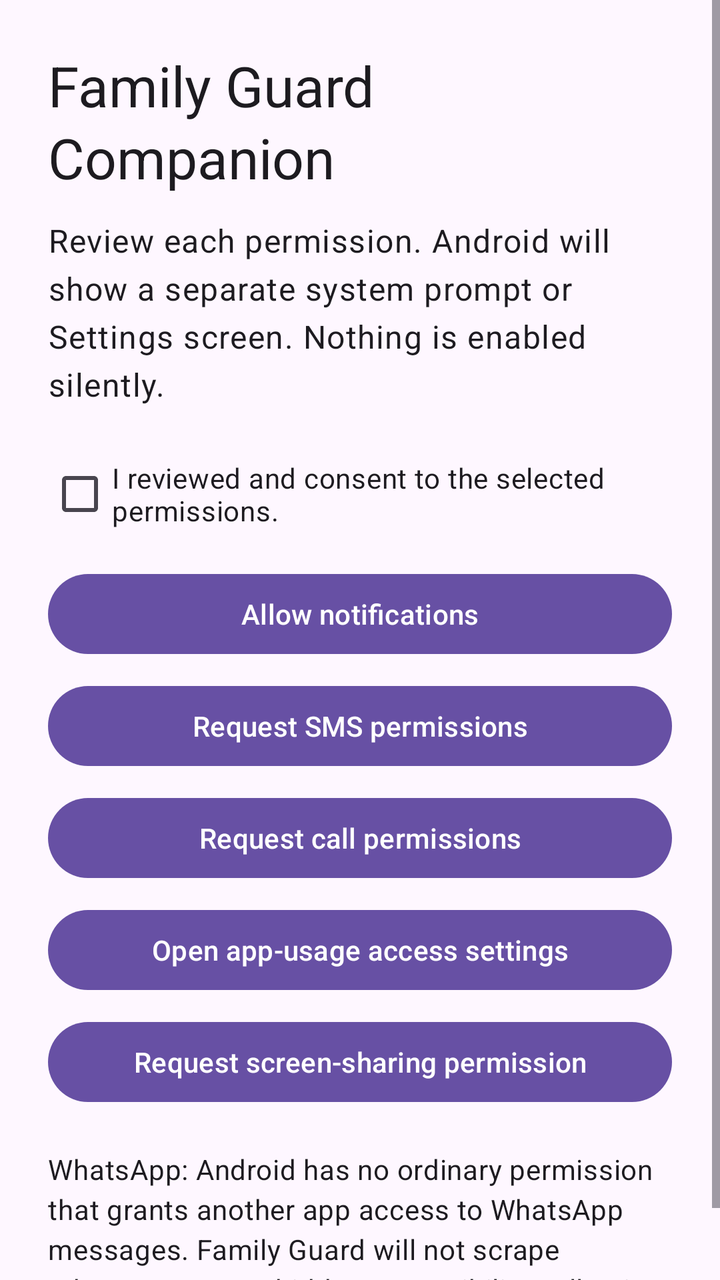
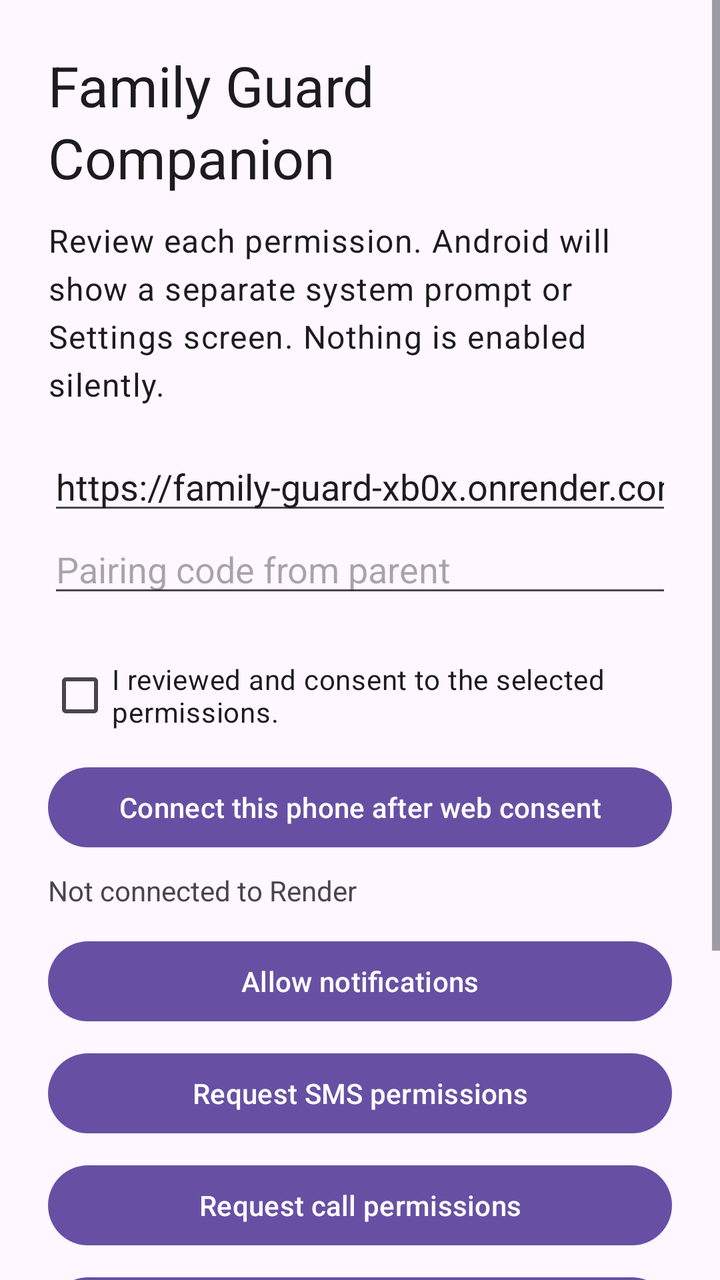

Before-and-after screenshots of an Android layout around one commit, followed by the original layout XML and the change that was made.
<!-- AndroidManifest.xml: application theme Theme.FamilyGuard -->
<!-- res/layout/activity_main.xml -->
<?xml version="1.0" encoding="utf-8"?>

<ScrollView xmlns:android="http://schemas.android.com/apk/res/android"
    android:layout_width="match_parent"
    android:layout_height="match_parent">
    <LinearLayout
        android:layout_width="match_parent"
        android:layout_height="wrap_content"
        android:orientation="vertical"
        android:padding="24dp">
        <TextView
            android:layout_width="match_parent"
            android:layout_height="wrap_content"
            android:text="Family Guard Companion"
            android:textAppearance="@style/TextAppearance.Material3.HeadlineMedium" />
        <TextView
            android:id="@+id/disclosure"
            android:layout_width="match_parent"
            android:layout_height="wrap_content"
            android:layout_marginTop="12dp"
            android:text="Review each permission. Android will show a separate system prompt or Settings screen. Nothing is enabled silently."
            android:textAppearance="@style/TextAppearance.Material3.BodyLarge" />
        <CheckBox android:id="@+id/consent" android:layout_width="match_parent" android:layout_height="wrap_content" android:layout_marginTop="20dp" android:text="I reviewed and consent to the selected permissions." />
        <Button android:id="@+id/notifications" android:layout_width="match_parent" android:layout_height="wrap_content" android:layout_marginTop="12dp" android:text="Allow notifications" />
        <Button android:id="@+id/sms" android:layout_width="match_parent" android:layout_height="wrap_content" android:layout_marginTop="8dp" android:text="Request SMS permissions" />
        <Button android:id="@+id/calls" android:layout_width="match_parent" android:layout_height="wrap_content" android:layout_marginTop="8dp" android:text="Request call permissions" />
        <Button android:id="@+id/usage" android:layout_width="match_parent" android:layout_height="wrap_content" android:layout_marginTop="8dp" android:text="Open app-usage access settings" />
        <Button android:id="@+id/screen" android:layout_width="match_parent" android:layout_height="wrap_content" android:layout_marginTop="8dp" android:text="Request screen-sharing permission" />
        <TextView
            android:layout_width="match_parent"
            android:layout_height="wrap_content"
            android:layout_marginTop="20dp"
            android:text="WhatsApp: Android has no ordinary permission that grants another app access to WhatsApp messages. Family Guard will not scrape WhatsApp or use hidden accessibility collection."
            android:textAppearance="@style/TextAppearance.Material3.BodyMedium" />
    </LinearLayout>
</ScrollView>
<!-- resources referenced by this layout -->
<resources>
  <style name="Theme.FamilyGuard" parent="Theme.Material3.DayNight.NoActionBar" />
</resources>

<!-- the commit's change to res/layout/activity_main.xml (unified diff, before → after) -->
@@ -20,7 +20,24 @@
             android:layout_marginTop="12dp"
             android:text="Review each permission. Android will show a separate system prompt or Settings screen. Nothing is enabled silently."
             android:textAppearance="@style/TextAppearance.Material3.BodyLarge" />
+        <EditText
+            android:id="@+id/serverUrl"
+            android:layout_width="match_parent"
+            android:layout_height="wrap_content"
+            android:layout_marginTop="18dp"
+            android:hint="Render server URL"
+            android:inputType="textUri"
+            android:text="https://family-guard-xb0x.onrender.com" />
+        <EditText
+            android:id="@+id/pairingCode"
+            android:layout_width="match_parent"
+            android:layout_height="wrap_content"
+            android:hint="Pairing code from parent"
+            android:inputType="textCapCharacters"
+            android:autofillHints="oneTimeCode" />
         <CheckBox android:id="@+id/consent" android:layout_width="match_parent" android:layout_height="wrap_content" android:layout_marginTop="20dp" android:text="I reviewed and consent to the selected permissions." />
+        <Button android:id="@+id/enroll" android:layout_width="match_parent" android:layout_height="wrap_content" android:layout_marginTop="8dp" android:text="Connect this phone after web consent" />
+        <TextView android:id="@+id/connectionStatus" android:layout_width="match_parent" android:layout_height="wrap_content" android:layout_marginTop="8dp" android:text="Not connected to Render" />
         <Button android:id="@+id/notifications" android:layout_width="match_parent" android:layout_height="wrap_content" android:layout_marginTop="12dp" android:text="Allow notifications" />
         <Button android:id="@+id/sms" android:layout_width="match_parent" android:layout_height="wrap_content" android:layout_marginTop="8dp" android:text="Request SMS permissions" />
         <Button android:id="@+id/calls" android:layout_width="match_parent" android:layout_height="wrap_content" android:layout_marginTop="8dp" android:text="Request call permissions" />
